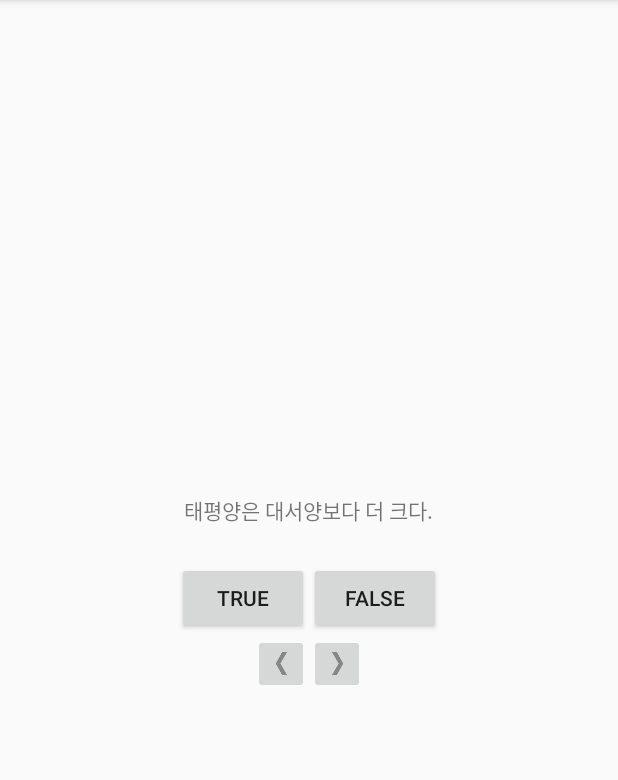
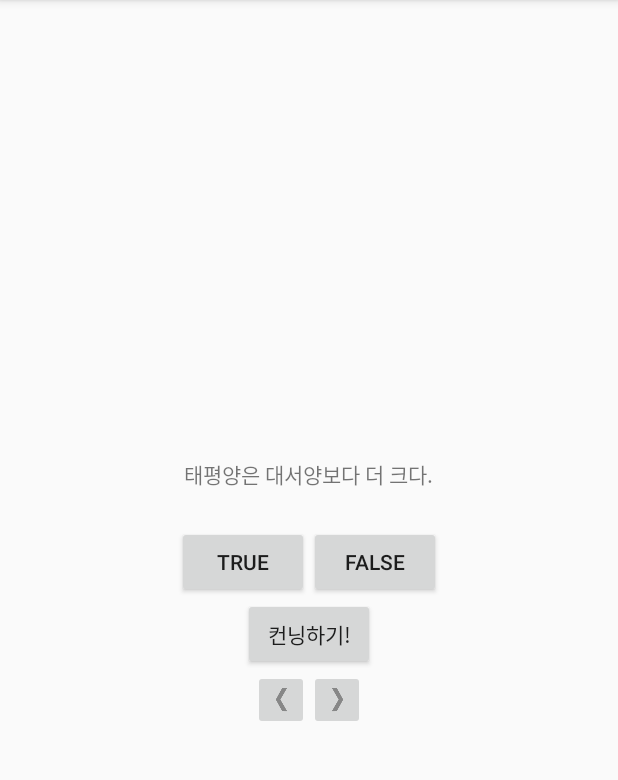
Before and after one commit to jaemining/android-the-big-nerd-ranch-guide, an Android app: the screen it shows after launch (QuizActivity), on a phone screen of 412 x 824 dp, the part 84-864 px from its top. Run offline under Robolectric (Android 15) with nearby library versions, the phone set to English and light mode, and no system bars.

Commit message:
Add cheat button on default layout

```diff
--- a/GeoQuiz/app/src/main/res/layout/activity_quiz.xml
+++ b/GeoQuiz/app/src/main/res/layout/activity_quiz.xml
@@ -34,7 +34,19 @@
     <LinearLayout
         android:layout_width="wrap_content"
         android:layout_height="wrap_content"
-        android:orientation="horizontal" >
+        android:orientation="vertical">
+
+        <Button
+            android:id="@+id/cheat_button"
+            android:layout_width="wrap_content"
+            android:layout_height="wrap_content"
+            android:text="@string/cheat_button"/>
+
+        <LinearLayout
+            android:layout_width="wrap_content"
+            android:layout_height="wrap_content"
+            android:layout_gravity="center"
+            android:orientation="horizontal">
 
             <ImageButton
                 android:id="@+id/previous_button"
@@ -52,4 +64,8 @@
 
         </LinearLayout>
 
+
+
     </LinearLayout>
+
+</LinearLayout>
```
Lines whose indentation alone changed are shown as unchanged.
